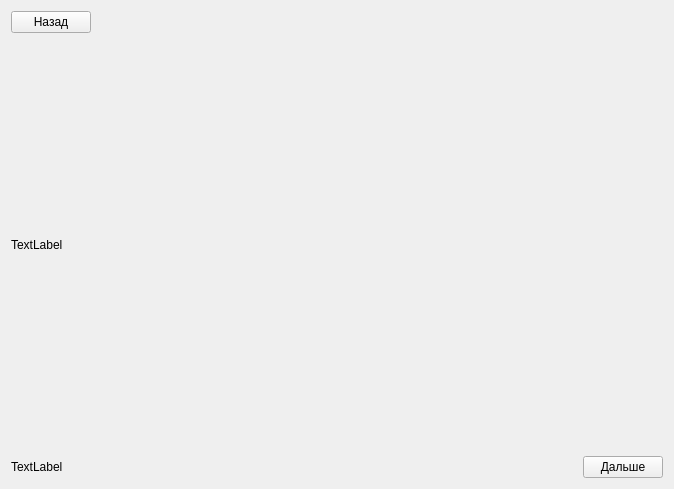
DimPerch/info_project, file UI/game_screen.ui: the form before one commit.
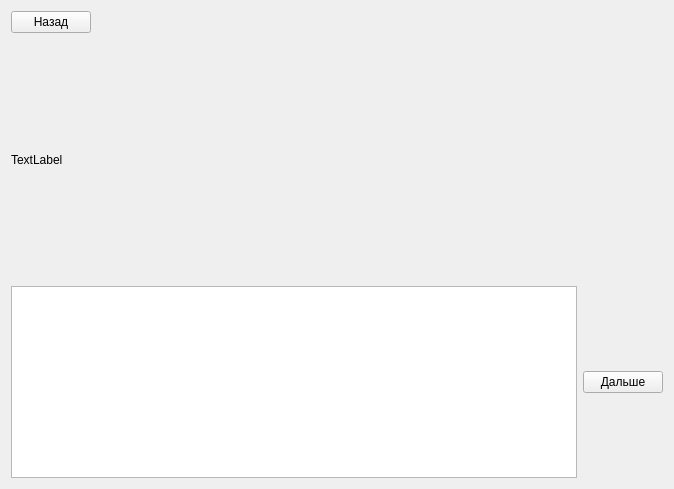
The form after the commit.

```diff
--- a/UI/game_screen.ui
+++ b/UI/game_screen.ui
@@ -55,11 +55,14 @@
     </widget>
    </item>
    <item>
-    <layout class="QHBoxLayout" name="horizontalLayout_2" stretch="1,0">
+    <layout class="QHBoxLayout" name="horizontalLayout_2" stretch="0,0">
      <item>
-      <widget class="QLabel" name="text">
-       <property name="text">
-        <string>TextLabel</string>
+      <widget class="QTextBrowser" name="text">
+       <property name="verticalScrollBarPolicy">
+        <enum>Qt::ScrollBarAlwaysOff</enum>
+       </property>
+       <property name="horizontalScrollBarPolicy">
+        <enum>Qt::ScrollBarAlwaysOff</enum>
        </property>
       </widget>
      </item>
```
